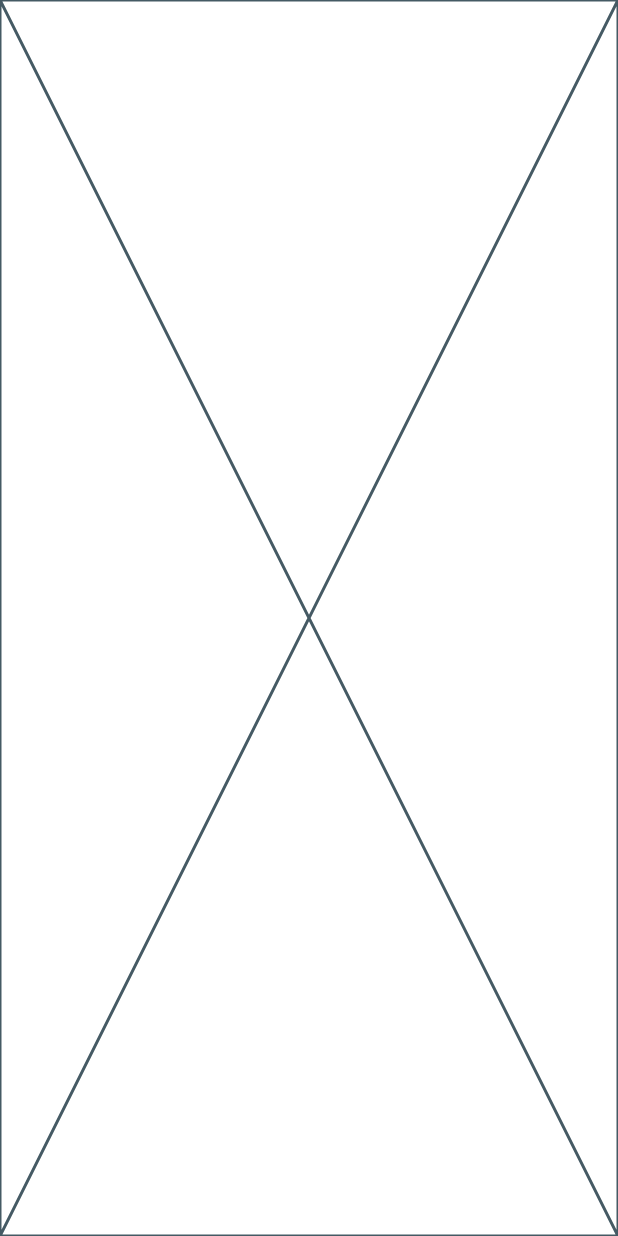
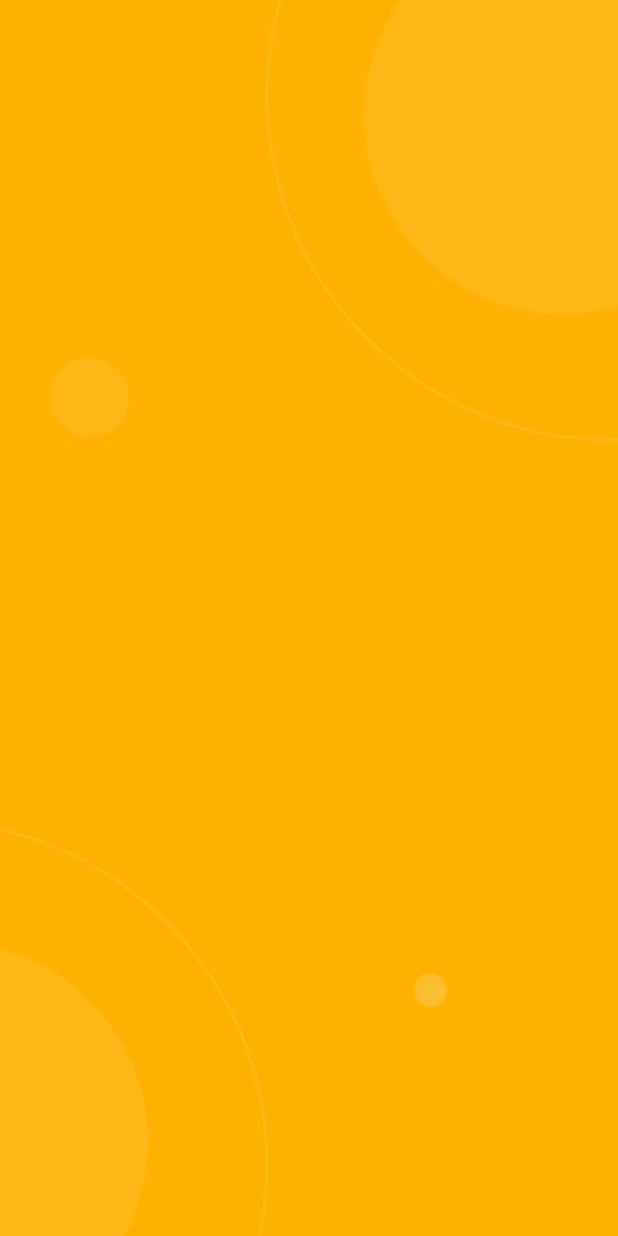
Before and after one commit to ismaelshehada/act_hub, a Flutter app: the screen it shows after launch, on a phone screen of 412 x 824 dp. Run offline on Flutter 3.47's test engine with Material 2 defaults, Android fonts, the phone set to English and light mode, and no system bars; our stand-ins replace flutter_screenutil, get, get_it.

Commit message:
build splash_view.dart in progress

```diff
--- a/lib/features/splash/presentation/view/splash_view.dart
+++ b/lib/features/splash/presentation/view/splash_view.dart
@@ -1,3 +1,4 @@
+import 'package:act_hub/core/resources/manager_assets.dart';
 import 'package:flutter/material.dart';
 
 class SplashView extends StatelessWidget {
@@ -5,6 +6,15 @@ class SplashView extends StatelessWidget {
 
   @override
   Widget build(BuildContext context) {
-    return const Placeholder();
+    return Scaffold(
+      body: Container(
+        decoration: const BoxDecoration(
+          image: DecorationImage(
+            image: AssetImage(ManagerAssets.background),
+            fit: BoxFit.cover,
+          ),
+        ),
+      ),
+    );
   }
 }
--- a/pubspec.yaml
+++ b/pubspec.yaml
@@ -65,7 +65,7 @@ flutter:
 
   # To add assets to your application, add an assets section, like this:
   assets:
-    - assets/images
+    - assets/images/
 
   # An image asset can refer to one or more resolution-specific "variants", see
   # https://flutter.dev/assets-and-images/#resolution-aware
```
